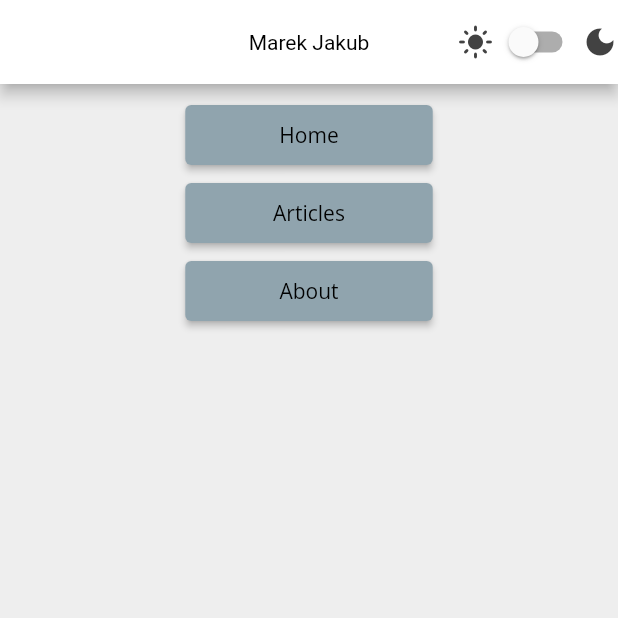
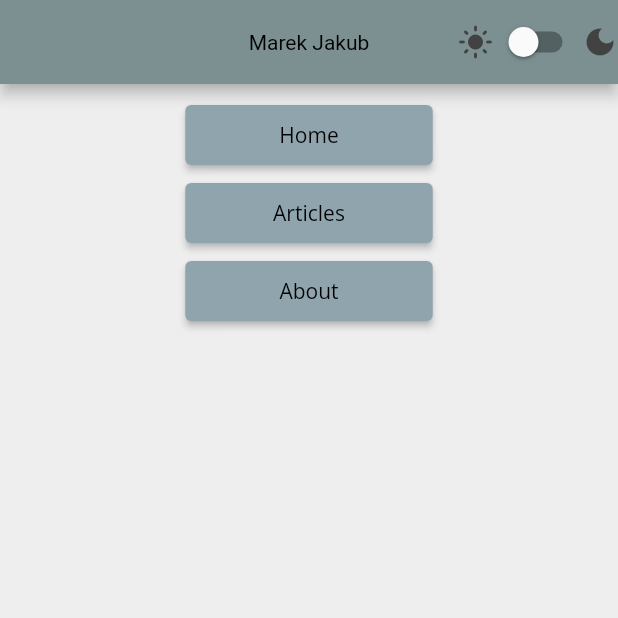
Before and after one commit to marek-jakub/personal_flutter, a Flutter app: the screen it shows after launch, on a phone screen of 412 x 824 dp, the top half of it. Run offline on Flutter 3.47's test engine with Material 2 defaults, Android fonts, the phone set to English and light mode, and no system bars; our stand-ins replace flutter_markdown, google_fonts, sizer; missing offline and left inert: markup_text.

Commit message:
Update app bar color.

```diff
--- a/lib/personalme_theme.dart
+++ b/lib/personalme_theme.dart
@@ -187,7 +187,7 @@ class MonitoRingTheme {
         titleTextStyle: const TextStyle(fontSize: 14.0, color: Colors.black),
         centerTitle: true,
         foregroundColor: Colors.grey[800],
-        backgroundColor: Colors.white,
+        backgroundColor: Color.fromARGB(255, 124, 143, 145),
       ),
       elevatedButtonTheme: ElevatedButtonThemeData(
         style: ButtonStyle(
@@ -244,7 +244,7 @@ class MonitoRingTheme {
         titleTextStyle: const TextStyle(fontSize: 14.0, color: Colors.white),
         centerTitle: true,
         foregroundColor: Colors.white,
-        backgroundColor: Colors.grey[800],
+        backgroundColor: const Color.fromARGB(255, 63, 60, 60),
       ),
       elevatedButtonTheme: ElevatedButtonThemeData(
         style: ButtonStyle(
```
